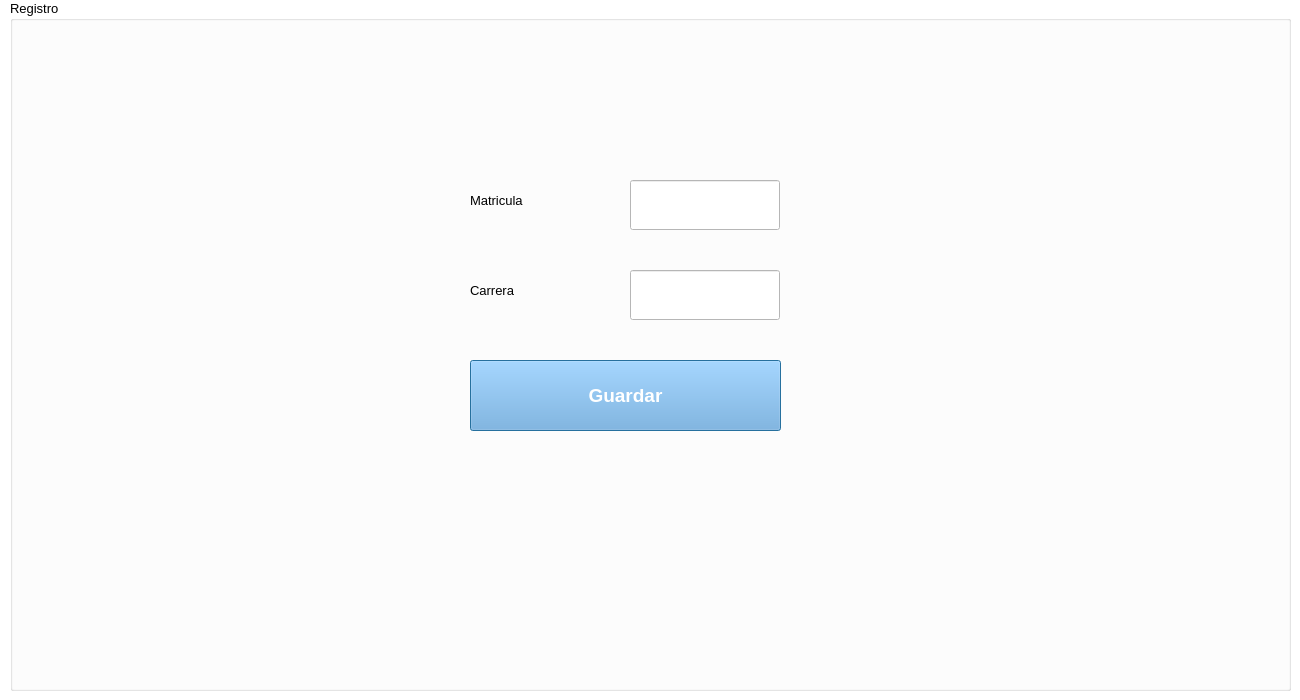
Old version of the form UserExperience/views/register.ui in the repository ChavezE/smartbooth.
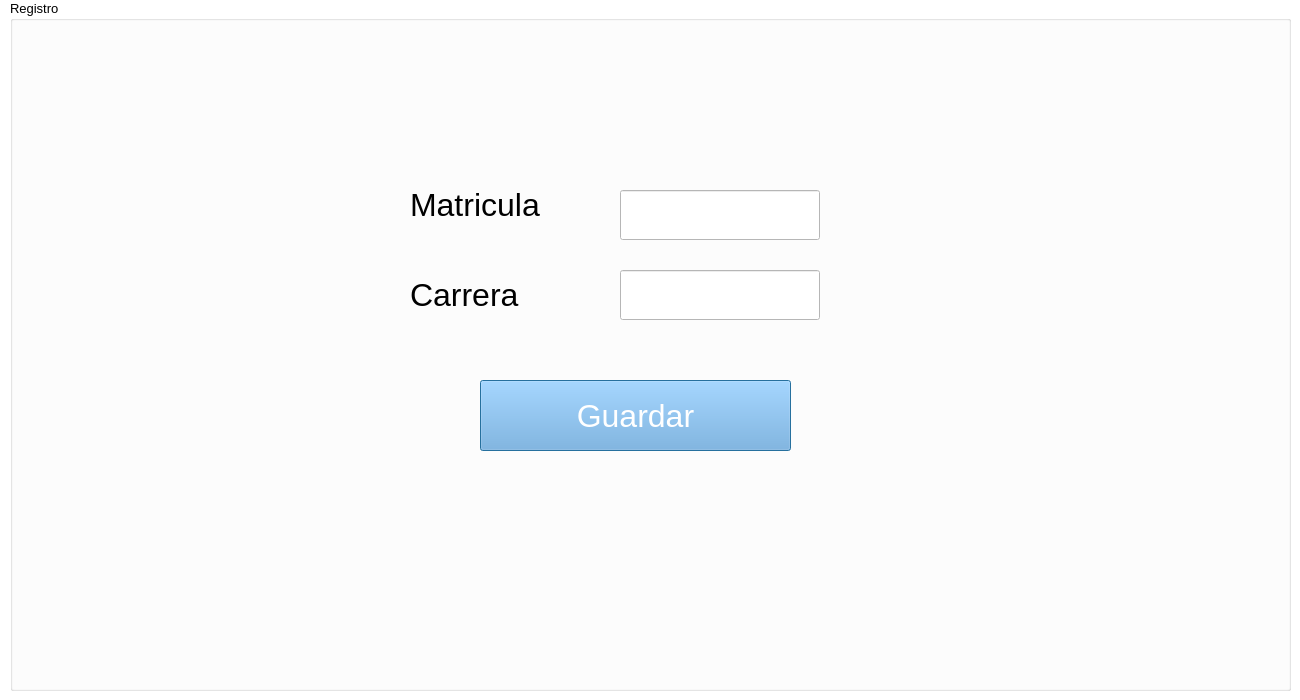
New version of the form.

Commit message: register view

Patch:
```diff
--- a/UserExperience/views/register.ui
+++ b/UserExperience/views/register.ui
@@ -100,24 +100,24 @@
    <widget class="QLineEdit" name="studentId">
     <property name="geometry">
      <rect>
-      <x>620</x>
-      <y>180</y>
-      <width>150</width>
+      <x>610</x>
+      <y>190</y>
+      <width>200</width>
       <height>50</height>
      </rect>
     </property>
     <property name="font">
      <font>
-      <pointsize>10</pointsize>
+      <pointsize>24</pointsize>
      </font>
     </property>
    </widget>
    <widget class="QLineEdit" name="carrera">
     <property name="geometry">
      <rect>
-      <x>620</x>
+      <x>610</x>
       <y>270</y>
-      <width>150</width>
+      <width>200</width>
       <height>50</height>
      </rect>
     </property>
@@ -130,15 +130,15 @@
    <widget class="QLabel" name="label">
     <property name="geometry">
      <rect>
-      <x>460</x>
-      <y>180</y>
-      <width>120</width>
-      <height>40</height>
+      <x>400</x>
+      <y>170</y>
+      <width>260</width>
+      <height>70</height>
      </rect>
     </property>
     <property name="font">
      <font>
-      <pointsize>10</pointsize>
+      <pointsize>24</pointsize>
      </font>
     </property>
     <property name="text">
@@ -148,15 +148,15 @@
    <widget class="QLabel" name="label_2">
     <property name="geometry">
      <rect>
-      <x>460</x>
-      <y>270</y>
-      <width>140</width>
-      <height>40</height>
+      <x>400</x>
+      <y>260</y>
+      <width>260</width>
+      <height>70</height>
      </rect>
     </property>
     <property name="font">
      <font>
-      <pointsize>10</pointsize>
+      <pointsize>24</pointsize>
      </font>
     </property>
     <property name="text">
@@ -166,8 +166,8 @@
    <widget class="QPushButton" name="registerButton">
     <property name="geometry">
      <rect>
-      <x>460</x>
-      <y>360</y>
+      <x>470</x>
+      <y>380</y>
       <width>311</width>
       <height>71</height>
      </rect>
@@ -319,16 +319,16 @@
     </property>
     <property name="font">
      <font>
-      <pointsize>14</pointsize>
-      <weight>75</weight>
-      <bold>true</bold>
+      <pointsize>24</pointsize>
+      <weight>50</weight>
+      <bold>false</bold>
      </font>
     </property>
     <property name="autoFillBackground">
      <bool>false</bool>
     </property>
     <property name="styleSheet">
-     <string notr="true">background:rgb(109, 169, 225)</string>
+     <string notr="true">background-color: rgb(109, 169, 225);</string>
     </property>
     <property name="text">
      <string>Guardar</string>
@@ -341,7 +341,7 @@
     <property name="geometry">
      <rect>
       <x>640</x>
-      <y>240</y>
+      <y>250</y>
       <width>121</width>
       <height>17</height>
      </rect>
@@ -428,7 +428,7 @@
     <property name="geometry">
      <rect>
       <x>650</x>
-      <y>310</y>
+      <y>340</y>
       <width>121</width>
       <height>17</height>
      </rect>
```
